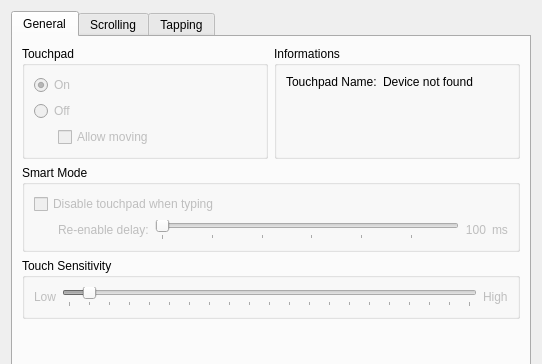
Qt form kcmtouchpadwidget.ui (mishaaq/kcm_touchpad) before a commit; both pictures show x 0 to 542 and y 0 to 364 of the 542 by 522 pixel window.
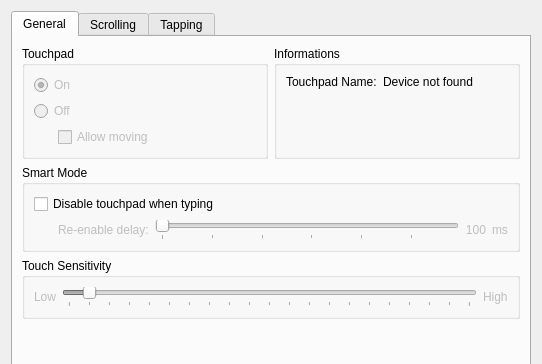
The same form after that commit. Custom widgets are drawn as their Qt base class.

Commit message:
Implement SmartMode as interface to ksyndaemon
Reenable SmartMode again and make it call ksyndaemon to start and
stop touchpad activity monitor.

Currently zero error checking is done. It is not quite clear what
we can do in case of error except logging it.

Patch:
```diff
--- a/kcmtouchpadwidget.ui
+++ b/kcmtouchpadwidget.ui
@@ -152,7 +152,7 @@
           <item row="0" column="0" colspan="3">
            <widget class="QCheckBox" name="SmartModeEnableCB">
             <property name="enabled">
-             <bool>false</bool>
+             <bool>true</bool>
             </property>
             <property name="text">
              <string>Disable touchpad when typing</string>
```
The commit also changes 2 other files.
